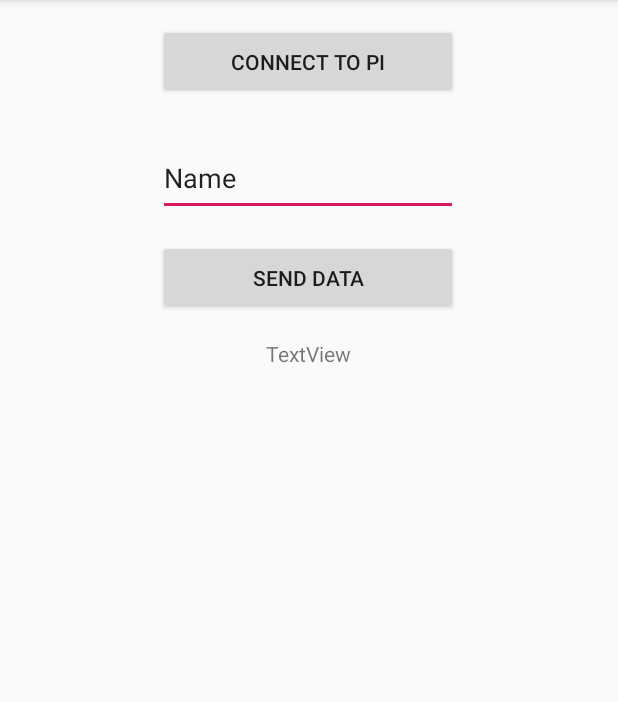
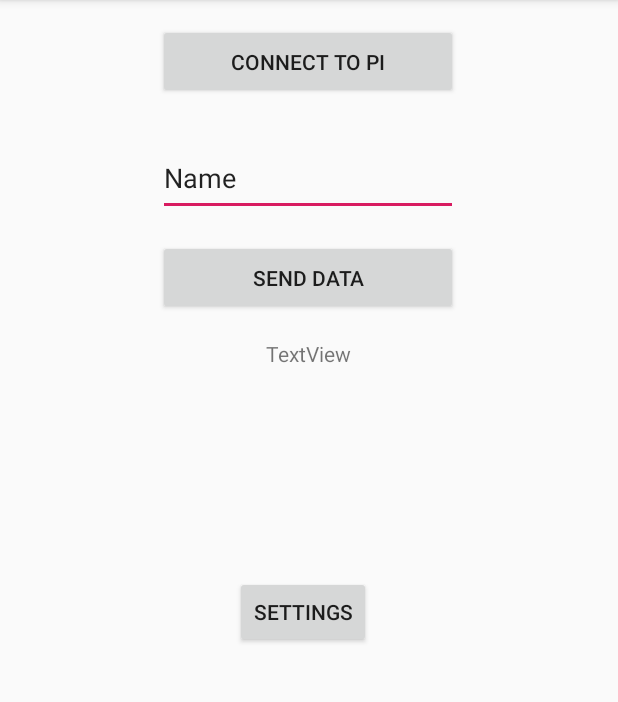
Before and after one commit to adamnapieralski/lane-keep-assist-mobile-app, an Android app: the screen it shows after launch (MainActivity), after a tap on "CONNECT TO PI", on a phone screen of 412 x 824 dp, the part 84-786 px from its top. Run offline under Robolectric (Android 15) with nearby library versions, the phone set to English and light mode, and no system bars.

Commit message:
refactor - BluetoothHandler

```diff
--- a/app/src/main/java/com/example/lanekeepassist/BluetoothConnection.java
+++ b/app/src/main/java/com/example/lanekeepassist/BluetoothConnection.java
@@ -23,15 +23,21 @@ public class BluetoothConnection extends Thread {
     // SPP UUID service - this should work for most devices
     private static final UUID BTMODULEUUID = UUID.fromString("94f39d29-7d6d-437d-973b-fba39e49d4ee");
 
-    private BluetoothAdapter btAdapter = null;
-    private BluetoothDevice btDevice = null;
+    private BluetoothAdapter btAdapter;
+    private BluetoothDevice btDevice;
     private BluetoothSocket btSocket = null;
 
     private Activity mMainActivity;
-    private MainActivity.BluetoothHandler mHandler;
+    private BluetoothHandler mHandler;
 
     private InputStream mmInStream = null;
     private OutputStream mmOutStream = null;
+
+    static final int STATE_ASSISTANT_RECEIVING = 1;
+    static final int STATE_IMAGE_RECEIVING = 2;
+    static final int STATE_SETTINGS_RECEIVING = 3;
+
+    private int state;
 
     public BluetoothConnection() {
         btAdapter = BluetoothAdapter.getDefaultAdapter();
@@ -63,6 +69,8 @@ public class BluetoothConnection extends Thread {
 
         mmInStream = tmpIn;
         mmOutStream = tmpOut;
+
+        state = STATE_ASSISTANT_RECEIVING;
     }
 
     private BluetoothSocket createBluetoothSocket(BluetoothDevice device) throws IOException {
@@ -71,20 +79,69 @@ public class BluetoothConnection extends Thread {
 
     @Override
     public void run() {
-        byte[] buffer = new byte[256];
+        byte[] buffer = new byte[512];
         int bytes;
+
+        byte[] imgBuffer = null;
+        int numberOfBytes = 0;
+        int index=0;
+        boolean imgFlag = true;
+
         // Keep looping to listen for received messages
         while (true) {
+            switch (state) {
+                case STATE_ASSISTANT_RECEIVING:
                     try {
                         bytes = mmInStream.read(buffer);            //read bytes from input buffer
                         String readMessage = new String(buffer, 0, bytes);
-                    Message msg = mHandler.obtainMessage();
+                        Message msg = mHandler.obtainMessage(BluetoothHandler.STATE_ASSISTANT_RECEIVED);
                         Bundle bundle = new Bundle();
                         bundle.putString("key", readMessage);
                         msg.setData(bundle);
+
                         mHandler.sendMessage(msg);
 
                     } catch (IOException e) {
+                        break;
+                    }
+                    break;
+
+                case STATE_IMAGE_RECEIVING:
+                    if (imgFlag) {
+                        try {
+                            byte[] temp = new byte[mmInStream.available()];
+                            if(mmInStream.read(temp)>0)
+                            {
+                                numberOfBytes=Integer.parseInt(new String(temp,"UTF-8"));
+                                imgBuffer=new byte[numberOfBytes];
+                                imgFlag=false;
+                            }
+                        } catch (IOException e) {
+                            break;
+                        }
+                    }
+                    else {
+                        try {
+                            byte[] data=new byte[mmInStream.available()];
+                            int numbers=mmInStream.read(data);
+
+                            System.arraycopy(data,0,imgBuffer,index,numbers);
+                            index=index+numbers;
+
+                            if(index == numberOfBytes)
+                            {
+                                mHandler.obtainMessage(BluetoothHandler.STATE_IMAGE_RECEIVED,numberOfBytes,-1,imgBuffer).sendToTarget();
+                                imgFlag = true;
+                                state = 2;
+                            }
+                        } catch (IOException e) {
+                            break;
+                        }
+                    }
+                    break;
+
+                case STATE_SETTINGS_RECEIVING:
+
                      break;
             }
         }
@@ -115,11 +172,11 @@ public class BluetoothConnection extends Thread {
         }
     }
 
-    public void setHandler(MainActivity.BluetoothHandler handler) {
+    public void setHandler(BluetoothHandler handler) {
         mHandler = handler;
     }
 
-    public void setmMainActivity(Activity activity) {
+    public void setMainActivity(Activity activity) {
         mMainActivity = activity;
     }
 
--- /dev/null
+++ b/app/src/main/java/com/example/lanekeepassist/BluetoothHandler.java
@@ -0,0 +1,70 @@
+package com.example.lanekeepassist;
+
+import android.app.Activity;
+import android.app.Notification;
+import android.graphics.Bitmap;
+import android.graphics.BitmapFactory;
+import android.os.Bundle;
+import android.os.Handler;
+import android.os.Message;
+
+import androidx.core.app.NotificationCompat;
+import androidx.core.app.NotificationManagerCompat;
+
+public class BluetoothHandler extends Handler {
+
+    static final int STATE_ASSISTANT_RECEIVED = 1;
+    static final int STATE_IMAGE_RECEIVED=2;
+    static final int STATE_SETTINGS_RECEIVED=3;
+
+
+    NotificationCompat.Builder notificationBuilder;
+    NotificationManagerCompat notificationManagerCompat;
+
+    private MainActivity mMainActivity;
+
+
+    public void handleMessage(Message msg) {
+
+        switch (msg.what) {
+            case STATE_ASSISTANT_RECEIVED:
+                Bundle bundle = msg.getData();
+                String string = bundle.getString("key");
+                mMainActivity.setTxtReceived(string);
+                Notification notification = notificationBuilder.build();
+                notificationManagerCompat.notify(0, notification);
+                //play mediaplayer
+                break;
+
+            case STATE_IMAGE_RECEIVED:
+                byte[] readBuff= (byte[]) msg.obj;
+                Bitmap bitmap= BitmapFactory.decodeByteArray(readBuff,0,msg.arg1);
+
+//                imageView.setImageBitmap(bitmap);
+                break;
+
+            case STATE_SETTINGS_RECEIVED:
+                break;
+        }
+
+
+    }
+
+    void setNotificationBuilder(NotificationCompat.Builder builder) {
+        notificationBuilder = builder;
+    }
+
+    void setNotificationManagerCompat(NotificationManagerCompat nmp) {
+        notificationManagerCompat = nmp;
+    }
+
+    void setMainActivity(MainActivity mainActivity) {
+        mMainActivity = mainActivity;
+    }
+
+//    void setSetttingsActivity(Activity settingsActivity) {
+//        mSettingsActivity = settingsActivity;
+//    }
+
+
+}
--- a/app/src/main/java/com/example/lanekeepassist/MainActivity.java
+++ b/app/src/main/java/com/example/lanekeepassist/MainActivity.java
@@ -1,36 +1,22 @@
 package com.example.lanekeepassist;
 
-import androidx.annotation.Nullable;
 import androidx.appcompat.app.AppCompatActivity;
 import androidx.core.app.NotificationCompat;
 import androidx.core.app.NotificationManagerCompat;
 
-import android.app.IntentService;
 import android.app.Notification;
 import android.app.NotificationChannel;
 import android.app.NotificationManager;
 
-import android.bluetooth.BluetoothSocket;
 import android.content.Intent;
-import android.graphics.Bitmap;
-import android.graphics.BitmapFactory;
-import android.media.Image;
 import android.media.MediaPlayer;
 import android.os.Build;
 import android.os.Bundle;
-import android.os.Handler;
-import android.os.Message;
 import android.view.View;
 import android.widget.Button;
 import android.widget.EditText;
-import android.widget.ImageView;
 import android.widget.TextView;
 import android.widget.Toast;
-
-import java.io.IOException;
-import java.io.InputStream;
-import java.io.OutputStream;
-
 
 
 public class MainActivity extends AppCompatActivity {
@@ -39,10 +25,9 @@ public class MainActivity extends AppCompatActivity {
 
     public static final String CHANNEL_ID = "LKA";
 
-    Button buttonConnect, buttonSend;
+    Button buttonConnect, buttonSend, buttonSettings;
     TextView txtReceived;
     EditText editTxtToSend;
-    ImageView imageView;
     BluetoothHandler btHandler;
 
     private NotificationManagerCompat notificationManagerCompat = null;
@@ -64,10 +49,13 @@ public class MainActivity extends AppCompatActivity {
         notificationManagerCompat = NotificationManagerCompat.from(this);
 
         btHandler = new BluetoothHandler();
+        btHandler.setNotificationBuilder(notificationBuilder);
+        btHandler.setNotificationManagerCompat(notificationManagerCompat);
+        btHandler.setMainActivity(this);
 
         mBluetoothConnection = new BluetoothConnection();
         mBluetoothConnection.setHandler(btHandler);
-        mBluetoothConnection.setmMainActivity(this);
+        mBluetoothConnection.setMainActivity(this);
 
         mBluetoothConnection.checkState();
 
@@ -91,6 +79,14 @@ public class MainActivity extends AppCompatActivity {
                 Toast.makeText(getBaseContext(), "Sent text", Toast.LENGTH_SHORT).show();
             }
         });
+
+        buttonSettings.setOnClickListener(new View.OnClickListener() {
+            @Override
+            public void onClick(View v) {
+                Intent intent = new Intent(v.getContext(), SettingsActivity.class);
+                startActivity(intent);
+            }
+        });
     }
 
     @Override
@@ -103,121 +99,13 @@ public class MainActivity extends AppCompatActivity {
     public void initializeViews() {
         buttonConnect = (Button) findViewById(R.id.buttonConnect);
         buttonSend = (Button) findViewById(R.id.buttonSendData);
+        buttonSettings = (Button) findViewById(R.id.buttonSettings);
         txtReceived = (TextView) findViewById(R.id.textReceived);
         editTxtToSend = (EditText) findViewById(R.id.editText);
-        imageView = (ImageView) findViewById(R.id.imageView);
     }
 
-    private class ConnectedThread extends Thread {
-        private final InputStream mmInStream;
-        private final OutputStream mmOutStream;
-
-        //creation of the connect thread
-        public ConnectedThread(BluetoothSocket socket) {
-            InputStream tmpIn = null;
-            OutputStream tmpOut = null;
-
-            try {
-                //Create I/O streams for connection
-                tmpIn = socket.getInputStream();
-                tmpOut = socket.getOutputStream();
-            } catch (IOException e) { }
-
-            mmInStream = tmpIn;
-            mmOutStream = tmpOut;
-        }
-
-        public void run() {
-//            byte[] buffer = new byte[512];
-//            int bytes;
-
-
-            byte[] buffer = null;
-            int numberOfBytes = 0;
-            int index=0;
-            boolean flag = true;
-
-
-
-            // Keep looping to listen for received messages
-//            while (true) {
-//                try {
-//                    bytes = mmInStream.read(buffer);            //read bytes from input buffer
-//                    String readMessage = new String(buffer, 0, bytes);
-//                    Message msg = btHandler.obtainMessage();
-//                    Bundle bundle = new Bundle();
-//                    bundle.putString("key", readMessage);
-//                    msg.setData(bundle);
-//                    btHandler.sendMessage(msg);
-//
-//                } catch (IOException e) {
-//                    break;
-//                }
-//            }
-
-            while (true) {
-                if (flag) {
-                    try {
-                        byte[] temp = new byte[mmInStream.available()];
-                        if(mmInStream.read(temp)>0)
-                        {
-                            numberOfBytes=Integer.parseInt(new String(temp,"UTF-8"));
-                            buffer=new byte[numberOfBytes];
-                            flag=false;
-                        }
-                    } catch (IOException e) {
-                        break;
-                    }
-                }
-                else {
-                    try {
-                        byte[] data=new byte[mmInStream.available()];
-                        int numbers=mmInStream.read(data);
-
-                        System.arraycopy(data,0,buffer,index,numbers);
-                        index=index+numbers;
-
-                        if(index == numberOfBytes)
-                        {
-                            btHandler.obtainMessage(0,numberOfBytes,-1,buffer).sendToTarget();
-                            flag = true;
-                        }
-                    } catch (IOException e) {
-                        break;
-                    }
-                }
-            }
-        }
-
-        //write method
-        public void write(String input) {
-            byte[] msgBuffer = input.getBytes();           //converts entered String into bytes
-            try {
-                mmOutStream.write(msgBuffer);                //write bytes over BT connection via outstream
-            } catch (IOException e) {
-                //if you cannot write, close the application
-                Toast.makeText(getBaseContext(), "Connection Failure", Toast.LENGTH_LONG).show();
-                finish();
-
-            }
-        }
-    }
-
-    public class BluetoothHandler extends Handler {
-        public void handleMessage(Message msg) {
-            Bundle bundle = msg.getData();
-            String string = bundle.getString("key");
-            txtReceived.setText(string);
-
-            Notification notification = notificationBuilder.build();
-            notificationManagerCompat.notify(0, notification);
-//            mediaPlayer.start();
-
-//            byte[] readBuff= (byte[]) msg.obj;
-//            Bitmap bitmap=BitmapFactory.decodeByteArray(readBuff,0,msg.arg1);
-//
-//            imageView.setImageBitmap(bitmap);
-        }
+    public void setTxtReceived(String str) {
+        txtReceived.setText(str);
     }
 
     private void createNotificationChannel() {
--- a/app/src/main/res/layout/activity_main.xml
+++ b/app/src/main/res/layout/activity_main.xml
@@ -83,17 +83,16 @@
         android:orientation="vertical"
         app:layout_constraintGuide_end="106dp" />
 
-    <ImageView
-        android:id="@+id/imageView"
-        android:layout_width="249dp"
-        android:layout_height="185dp"
-        android:layout_marginStart="81dp"
-        android:layout_marginTop="28dp"
-        android:layout_marginEnd="81dp"
+    <Button
+        android:id="@+id/buttonSettings"
+        android:layout_width="wrap_content"
+        android:layout_height="wrap_content"
+        android:layout_marginStart="160dp"
+        android:layout_marginTop="128dp"
+        android:layout_marginEnd="168dp"
+        android:text="Settings"
         app:layout_constraintEnd_toEndOf="parent"
-        app:layout_constraintHorizontal_bias="0.0"
         app:layout_constraintStart_toStartOf="parent"
-        app:layout_constraintTop_toBottomOf="@+id/textReceived"
-        tools:srcCompat="@tools:sample/backgrounds/scenic" />
+        app:layout_constraintTop_toBottomOf="@+id/textReceived" />
 
 </androidx.constraintlayout.widget.ConstraintLayout>
```
Also changed, not shown: app/src/main/res/layout/activity_settings.xml (+11 -0 lines). Lines whose indentation alone changed are shown as unchanged.
